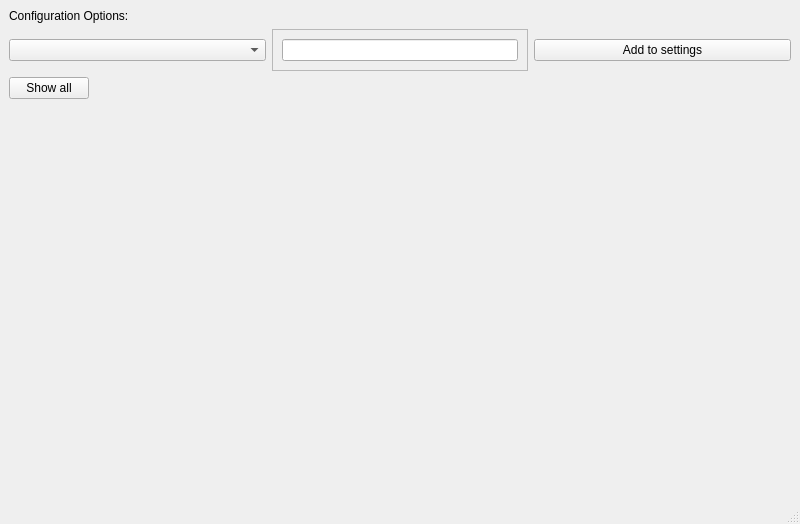
First picture: the form in mslib/msui/ui/ui_configuration_editor_window.ui, repository Open-MSS/MSS, before the edit.
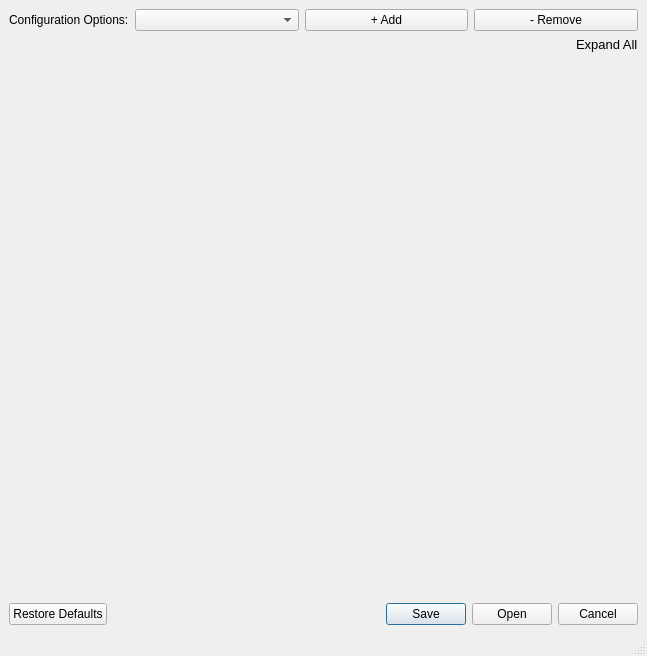
Second picture: the form after the edit.

Commit message: started implementation of config editor window

Diff of the .ui file:
```diff
--- a/mslib/msui/ui/ui_configuration_editor_window.ui
+++ b/mslib/msui/ui/ui_configuration_editor_window.ui
@@ -6,60 +6,68 @@
    <rect>
     <x>0</x>
     <y>0</y>
-    <width>800</width>
-    <height>524</height>
+    <width>647</width>
+    <height>656</height>
    </rect>
   </property>
   <property name="windowTitle">
    <string>ConfigurationEditorWindow</string>
   </property>
   <widget class="QWidget" name="centralwidget">
-   <layout class="QGridLayout" name="gridLayout" rowstretch="0,1">
+   <layout class="QGridLayout" name="gridLayout" rowstretch="0,1,0">
     <item row="0" column="0">
-     <layout class="QGridLayout" name="gridLayout_4" columnstretch="1,1,1">
-      <item row="1" column="1">
-       <widget class="QFrame" name="frame">
-        <property name="frameShape">
-         <enum>QFrame::StyledPanel</enum>
-        </property>
-        <property name="frameShadow">
-         <enum>QFrame::Raised</enum>
-        </property>
-        <layout class="QHBoxLayout" name="horizontalLayout">
-         <item>
-          <widget class="QLineEdit" name="lineEdit"/>
-         </item>
-        </layout>
-       </widget>
-      </item>
-      <item row="0" column="0">
-       <widget class="QLabel" name="label">
+     <layout class="QHBoxLayout" name="horizontalLayout_4" stretch="0,1,1,1">
+      <item>
+       <widget class="QLabel" name="optTitleLabel">
         <property name="text">
          <string>Configuration Options:</string>
         </property>
        </widget>
       </item>
-      <item row="1" column="0">
-       <widget class="QComboBox" name="comboBox"/>
+      <item>
+       <widget class="QComboBox" name="optCb"/>
       </item>
-      <item row="1" column="2">
-       <widget class="QPushButton" name="pushButton">
+      <item>
+       <widget class="QPushButton" name="addOptBtn">
         <property name="text">
-         <string>Add to settings</string>
+         <string>+ Add</string>
         </property>
        </widget>
       </item>
-      <item row="2" column="0" alignment="Qt::AlignLeft">
-       <widget class="QPushButton" name="pushButton_2">
+      <item>
+       <widget class="QPushButton" name="removeOptBtn">
         <property name="text">
-         <string>Show all</string>
+         <string>- Remove</string>
         </property>
        </widget>
       </item>
      </layout>
     </item>
     <item row="1" column="0">
-     <widget class="QWidget" name="widget" native="true"/>
+     <layout class="QGridLayout" name="gridLayout_2" rowstretch="0,1">
+      <item row="1" column="0">
+       <widget class="QWidget" name="jsonWidget" native="true"/>
+      </item>
+      <item row="0" column="0" alignment="Qt::AlignRight|Qt::AlignBottom">
+       <widget class="QLabel" name="expandCollapseLabel">
+        <property name="font">
+         <font>
+          <pointsize>10</pointsize>
+         </font>
+        </property>
+        <property name="text">
+         <string>Expand All</string>
+        </property>
+       </widget>
+      </item>
+     </layout>
+    </item>
+    <item row="2" column="0">
+     <widget class="QDialogButtonBox" name="buttonBox">
+      <property name="standardButtons">
+       <set>QDialogButtonBox::Cancel|QDialogButtonBox::Open|QDialogButtonBox::RestoreDefaults|QDialogButtonBox::Save</set>
+      </property>
+     </widget>
     </item>
    </layout>
   </widget>
```
Left out of the diff: 2 changed lines with no effect on the pictures. The commit also changes 6 other files.
